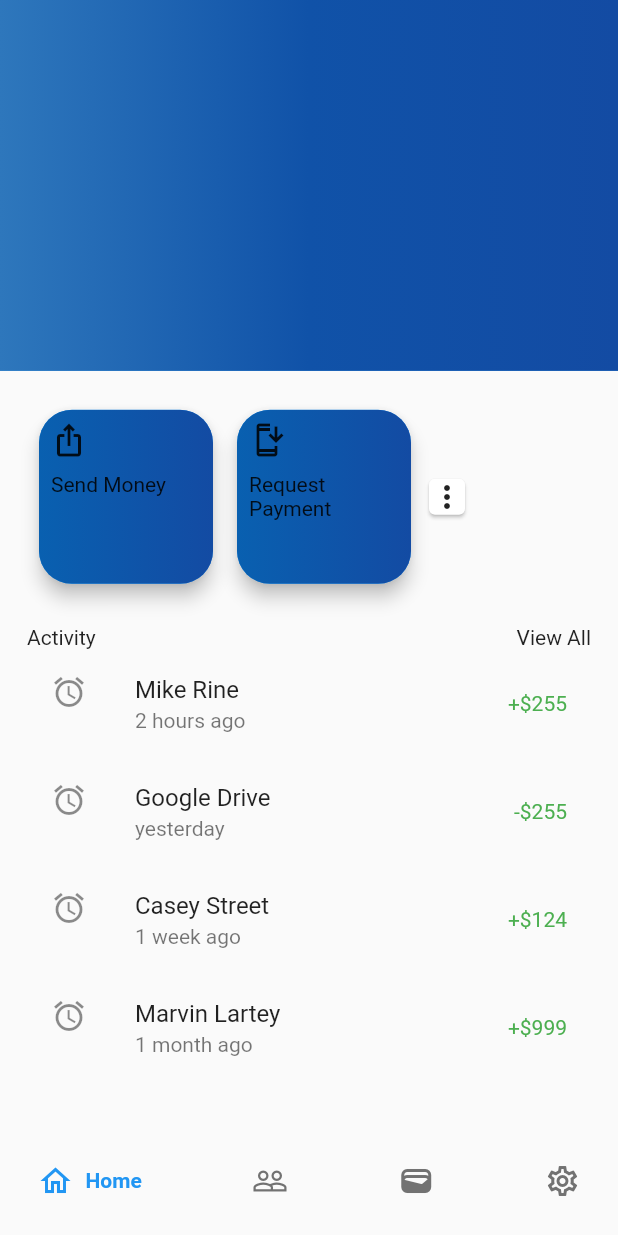
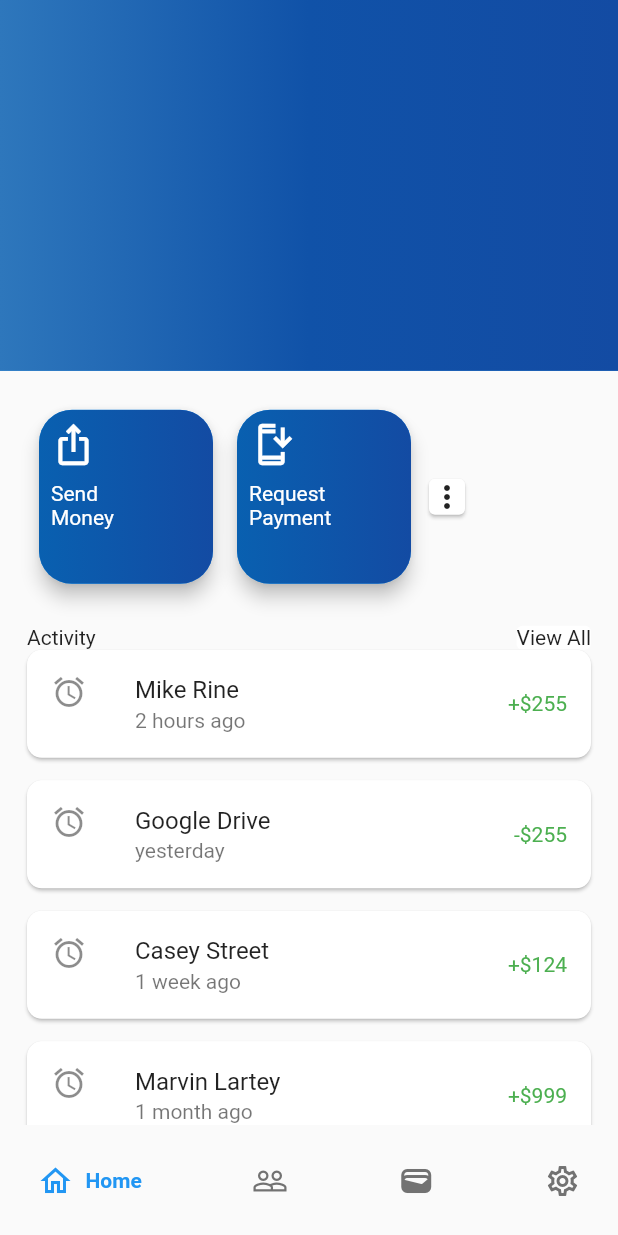
Before and after one commit to marvinlartey/paypal, a Flutter app: the Homepage screen opened directly, on a phone screen of 412 x 824 dp. Run offline on Flutter 3.47's test engine with Material 2 defaults, Android fonts, the phone set to English and light mode, and no system bars; drawn by our look-alikes of google_nav_bar.

Commit message:
link to activity page & improved Tile appearance

```diff
--- a/lib/pages/home.dart
+++ b/lib/pages/home.dart
@@ -1,4 +1,6 @@
+import 'package:animations/animations.dart';
 import 'package:flutter/material.dart';
+import 'package:paypal/pages/activity.dart';
 
 class UserHome extends StatelessWidget {
   const UserHome({Key? key}) : super(key: key);
@@ -31,7 +33,8 @@ class UserHome extends StatelessWidget {
                     children: const [
                       // SEND MONEY CARD
                       TransferCard(
-                          text: "Send Money", icon: Icons.ios_share_outlined),
+                          text: "Send        Money",
+                          icon: Icons.ios_share_outlined),
                       // RECEIVE MONEY CARD
                       TransferCard(
                         text: "Request Payment",
@@ -48,10 +51,20 @@ class UserHome extends StatelessWidget {
                   ),
                   // SUBTITLE
                   Row(
-                    children: const [
-                      Text("Activity"),
-                      Spacer(),
-                      Text("View All"),
+                    children: [
+                      const Text("Activity"),
+                      const Spacer(),
+                      OpenContainer(
+                        closedElevation: 0,
+                        closedBuilder:
+                            (BuildContext context, void Function() action) {
+                          return const Text("View All");
+                        },
+                        openBuilder: (BuildContext context,
+                            void Function({Object? returnValue}) action) {
+                          return const Activity();
+                        },
+                      ),
                     ],
                   ),
 
@@ -99,14 +112,26 @@ class ActivityTile extends StatelessWidget {
 
   @override
   Widget build(BuildContext context) {
-    return ListTile(
-      leading: Icon(Icons.access_alarm),
-      title: Text(name),
-      subtitle: Text(time),
-      trailing: Text(
-        amount,
-        style: TextStyle(color: Colors.green),
-      ),
+    return Column(
+      children: [
+        Material(
+          borderRadius: BorderRadius.circular(10),
+          color: Colors.white,
+          elevation: 1,
+          child: ListTile(
+            leading: const Icon(Icons.access_alarm),
+            title: Text(name),
+            subtitle: Text(time),
+            trailing: Text(
+              amount,
+              style: const TextStyle(color: Colors.green),
+            ),
+          ),
+        ),
+        const SizedBox(
+          height: 15,
+        )
+      ],
     );
   }
 }
@@ -146,11 +171,18 @@ class TransferCard extends StatelessWidget {
             child: Column(
               crossAxisAlignment: CrossAxisAlignment.start,
               children: [
-                Icon(icon),
+                Icon(
+                  icon,
+                  color: Colors.white,
+                  size: 30,
+                ),
                 const SizedBox(
                   height: 10,
                 ),
-                Text(text),
+                Text(
+                  text,
+                  style: const TextStyle(color: Colors.white),
+                ),
               ],
             ),
           ),
```
